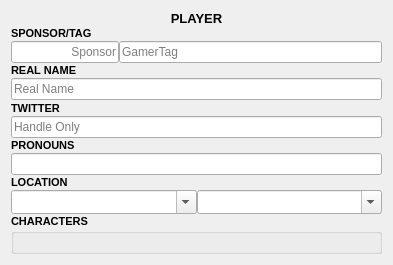
First picture: the form in TournamentStreamHelper-main/src/layout/TSHScoreboardPlayer.ui, repository robertoalvs/PLACAR, before the edit.
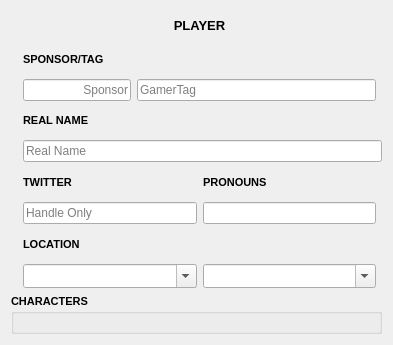
Second picture: the form after the edit.

Diff of the .ui file:
```diff
--- a/TournamentStreamHelper-main/src/layout/TSHScoreboardPlayer.ui
+++ b/TournamentStreamHelper-main/src/layout/TSHScoreboardPlayer.ui
@@ -7,7 +7,7 @@
     <x>0</x>
     <y>0</y>
     <width>393</width>
-    <height>265</height>
+    <height>345</height>
    </rect>
   </property>
   <property name="sizePolicy">
@@ -28,26 +28,55 @@
    <locale language="English" country="UnitedStates"/>
   </property>
   <layout class="QGridLayout" name="gridLayout">
-   <property name="spacing">
-    <number>0</number>
-   </property>
-   <item row="5" column="2" colspan="2">
-    <widget class="QLineEdit" name="real_name">
+   <item row="16" column="0" colspan="4">
+    <widget class="QGroupBox" name="characters">
      <property name="font">
       <font>
-       <pointsize>9</pointsize>
+       <pointsize>8</pointsize>
+       <bold>true</bold>
       </font>
      </property>
-     <property name="placeholderText">
-      <string>Real Name</string>
+     <property name="title">
+      <string>CHARACTERS</string>
      </property>
+     <layout class="QVBoxLayout" name="verticalLayout"/>
     </widget>
    </item>
-   <item row="12" column="2">
+   <item row="1" column="2">
+    <layout class="QHBoxLayout" name="titleContainer">
+     <item>
+      <widget class="QLabel" name="title">
+       <property name="font">
+        <font>
+         <pointsize>10</pointsize>
+         <bold>true</bold>
+        </font>
+       </property>
+       <property name="text">
+        <string>PLAYER</string>
+       </property>
+       <property name="alignment">
+        <set>Qt::AlignCenter</set>
+       </property>
+      </widget>
+     </item>
+    </layout>
+   </item>
+   <item row="2" column="2">
+    <widget class="QLabel" name="nameLabel">
+     <property name="font">
+      <font>
+       <pointsize>8</pointsize>
+       <bold>true</bold>
+      </font>
+     </property>
+     <property name="text">
+      <string>SPONSOR/TAG</string>
+     </property>
+    </widget>
+   </item>
+   <item row="15" column="2">
     <layout class="QHBoxLayout" name="horizontalLayout_2">
-     <property name="spacing">
-      <number>0</number>
-     </property>
      <item>
       <widget class="QComboBox" name="country">
        <property name="sizePolicy">
@@ -98,64 +127,39 @@
      </item>
     </layout>
    </item>
-   <item row="9" column="2" colspan="2">
-    <widget class="QLineEdit" name="pronoun">
-     <property name="font">
-      <font>
-       <pointsize>9</pointsize>
-      </font>
-     </property>
-     <property name="placeholderText">
-      <string/>
-     </property>
-    </widget>
+   <item row="8" column="2">
+    <layout class="QHBoxLayout" name="horizontalLayout_3">
+     <item>
+      <widget class="QLineEdit" name="twitter">
+       <property name="font">
+        <font>
+         <pointsize>9</pointsize>
+        </font>
+       </property>
+       <property name="placeholderText">
+        <string>Handle Only</string>
+       </property>
+      </widget>
+     </item>
+     <item>
+      <widget class="QLineEdit" name="pronoun">
+       <property name="font">
+        <font>
+         <pointsize>9</pointsize>
+        </font>
+       </property>
+       <property name="placeholderText">
+        <string/>
+       </property>
+      </widget>
+     </item>
+    </layout>
    </item>
-   <item row="2" column="2">
-    <widget class="QLabel" name="nameLabel">
-     <property name="font">
-      <font>
-       <pointsize>8</pointsize>
-       <weight>75</weight>
-       <bold>true</bold>
-      </font>
-     </property>
-     <property name="text">
-      <string>SPONSOR/TAG</string>
-     </property>
-    </widget>
-   </item>
-   <item row="6" column="2">
-    <widget class="QLabel" name="twitterLabel">
-     <property name="font">
-      <font>
-       <pointsize>8</pointsize>
-       <weight>75</weight>
-       <bold>true</bold>
-      </font>
-     </property>
-     <property name="text">
-      <string>TWITTER</string>
-     </property>
-    </widget>
-   </item>
-   <item row="7" column="2" colspan="2">
-    <widget class="QLineEdit" name="twitter">
-     <property name="font">
-      <font>
-       <pointsize>9</pointsize>
-      </font>
-     </property>
-     <property name="placeholderText">
-      <string>Handle Only</string>
-     </property>
-    </widget>
-   </item>
-   <item row="10" column="2">
+   <item row="13" column="2">
     <widget class="QLabel" name="locationLabel">
      <property name="font">
       <font>
        <pointsize>8</pointsize>
-       <weight>75</weight>
        <bold>true</bold>
       </font>
      </property>
@@ -164,36 +168,15 @@
      </property>
     </widget>
    </item>
-   <item row="13" column="0" colspan="4">
-    <widget class="QGroupBox" name="characters">
+   <item row="5" column="2" colspan="2">
+    <widget class="QLineEdit" name="real_name">
      <property name="font">
       <font>
-       <pointsize>8</pointsize>
-       <weight>75</weight>
-       <bold>true</bold>
+       <pointsize>9</pointsize>
       </font>
      </property>
-     <property name="title">
-      <string>CHARACTERS</string>
-     </property>
-     <layout class="QVBoxLayout" name="verticalLayout">
-      <property name="spacing">
-       <number>0</number>
-      </property>
-     </layout>
-    </widget>
-   </item>
-   <item row="4" column="2">
-    <widget class="QLabel" name="real_nameLabel">
-     <property name="font">
-      <font>
-       <pointsize>8</pointsize>
-       <weight>75</weight>
-       <bold>true</bold>
-      </font>
-     </property>
-     <property name="text">
-      <string>REAL NAME</string>
+     <property name="placeholderText">
+      <string>Real Name</string>
      </property>
     </widget>
    </item>
@@ -234,36 +217,44 @@
      </item>
     </layout>
    </item>
-   <item row="8" column="2">
-    <widget class="QLabel" name="pronounLabel">
+   <item row="4" column="2">
+    <widget class="QLabel" name="real_nameLabel">
      <property name="font">
       <font>
        <pointsize>8</pointsize>
-       <weight>75</weight>
        <bold>true</bold>
       </font>
      </property>
      <property name="text">
-      <string>PRONOUNS</string>
+      <string>REAL NAME</string>
      </property>
     </widget>
    </item>
-   <item row="1" column="2">
-    <layout class="QHBoxLayout" name="titleContainer">
+   <item row="7" column="2">
+    <layout class="QHBoxLayout" name="horizontalLayout_5">
      <item>
-      <widget class="QLabel" name="title">
+      <widget class="QLabel" name="twitterLabel">
        <property name="font">
         <font>
-         <pointsize>10</pointsize>
-         <weight>75</weight>
+         <pointsize>8</pointsize>
          <bold>true</bold>
         </font>
        </property>
        <property name="text">
-        <string>PLAYER</string>
+        <string>TWITTER</string>
        </property>
-       <property name="alignment">
-        <set>Qt::AlignCenter</set>
+      </widget>
+     </item>
+     <item>
+      <widget class="QLabel" name="pronounLabel">
+       <property name="font">
+        <font>
+         <pointsize>8</pointsize>
+         <bold>true</bold>
+        </font>
+       </property>
+       <property name="text">
+        <string>PRONOUNS</string>
        </property>
       </widget>
      </item>
```
Left out of the diff: 2 changed lines with no effect on the pictures.
